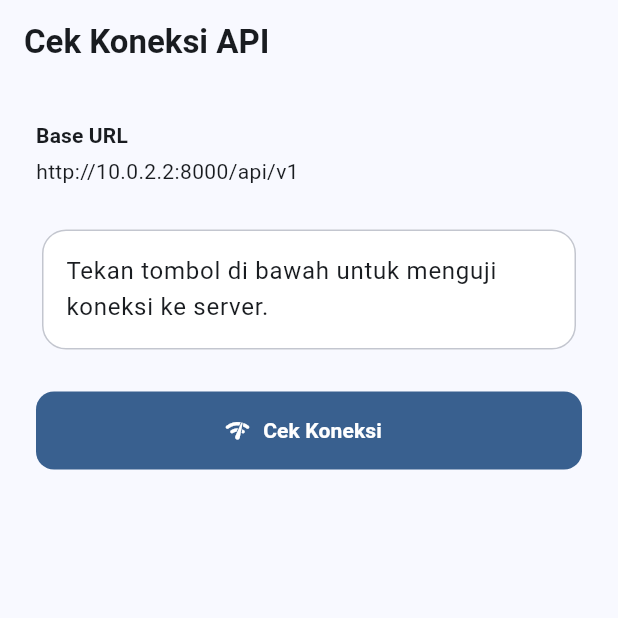
After one commit to daniizzulhaq/servigo, a Flutter app: the ApiCheckScreen screen opened by its route, on a phone screen of 412 x 824 dp, the top half of it. The commit adds this screen. Run offline on Flutter 3.47's test engine with Material 3 defaults, Android fonts, the light colour scheme and no system bars; our stand-ins replace dio, flutter_riverpod, go_router.

Commit message:
feat: add dio api client, error mapping, auth interceptor, and api check screen

```diff
--- /dev/null
+++ b/lib/core/network/api_exception.dart
@@ -0,0 +1,222 @@
+import 'dart:io';
+
+import 'package:dio/dio.dart';
+
+/// Jenis error yang dikenali UI.
+/// UI cukup memeriksa jenis ini tanpa perlu tahu apa-apa soal Dio.
+enum ApiErrorType {
+  noConnection,
+  timeout,
+  cancelled,
+  unauthorized,
+  forbidden,
+  notFound,
+  validation,
+  tooManyRequests,
+  server,
+  unknown,
+}
+
+/// Error yang sudah "diterjemahkan" dari DioException.
+class ApiException implements Exception {
+  const ApiException({
+    required this.type,
+    required this.message,
+    this.statusCode,
+    this.fieldErrors = const {},
+  });
+
+  final ApiErrorType type;
+
+  /// Pesan yang aman ditampilkan ke user.
+  final String message;
+
+  final int? statusCode;
+
+  /// Error per field untuk status 422 (validasi Laravel).
+  ///
+  /// Contoh:
+  /// {
+  ///   'email': ['Email wajib diisi.']
+  /// }
+  final Map<String, List<String>> fieldErrors;
+
+  /// Mengubah DioException menjadi ApiException
+  /// yang lebih mudah digunakan oleh UI.
+  factory ApiException.fromDioException(DioException e) {
+    switch (e.type) {
+      case DioExceptionType.connectionTimeout:
+      case DioExceptionType.sendTimeout:
+      case DioExceptionType.receiveTimeout:
+      case DioExceptionType.transformTimeout:
+        return const ApiException(
+          type: ApiErrorType.timeout,
+          message: 'Server terlalu lama merespons. Coba lagi.',
+        );
+
+      case DioExceptionType.connectionError:
+        return const ApiException(
+          type: ApiErrorType.noConnection,
+          message: 'Tidak dapat terhubung ke server. '
+              'Periksa koneksi internet kamu.',
+        );
+
+      case DioExceptionType.cancel:
+        return const ApiException(
+          type: ApiErrorType.cancelled,
+          message: 'Permintaan dibatalkan.',
+        );
+
+      case DioExceptionType.badResponse:
+        return _fromResponse(e.response);
+
+      case DioExceptionType.badCertificate:
+      case DioExceptionType.unknown:
+        if (e.error is SocketException) {
+          return const ApiException(
+            type: ApiErrorType.noConnection,
+            message: 'Tidak dapat terhubung ke server. '
+                'Periksa koneksi internet kamu.',
+          );
+        }
+
+        return const ApiException(
+          type: ApiErrorType.unknown,
+          message: 'Terjadi kesalahan. Coba lagi.',
+        );
+    }
+  }
+
+  /// Mengubah response HTTP dari Laravel
+  /// menjadi ApiException berdasarkan status code.
+  static ApiException _fromResponse(
+    Response<dynamic>? response,
+  ) {
+    final status = response?.statusCode;
+    final data = response?.data;
+
+    // Format error Laravel:
+    //
+    // {
+    //   "message": "...",
+    //   "errors": {
+    //     "email": [
+    //       "Email wajib diisi."
+    //     ]
+    //   }
+    // }
+    final serverMessage = data is Map && data['message'] is String
+        ? data['message'] as String
+        : null;
+
+    // Validation Error
+    if (status == 422) {
+      return ApiException(
+        type: ApiErrorType.validation,
+        statusCode: status,
+        message: serverMessage ?? 'Data yang dikirim tidak valid.',
+        fieldErrors: _parseFieldErrors(data),
+      );
+    }
+
+    // Unauthorized
+    if (status == 401) {
+      return ApiException(
+        type: ApiErrorType.unauthorized,
+        statusCode: status,
+        message:
+            serverMessage ?? 'Sesi kamu berakhir. Silakan login kembali.',
+      );
+    }
+
+    // Forbidden
+    if (status == 403) {
+      return ApiException(
+        type: ApiErrorType.forbidden,
+        statusCode: status,
+        message:
+            serverMessage ?? 'Kamu tidak memiliki akses untuk tindakan ini.',
+      );
+    }
+
+    // Not Found
+    if (status == 404) {
+      // Pesan server sengaja diabaikan.
+      // 404 Laravel sering berisi detail teknis.
+      return ApiException(
+        type: ApiErrorType.notFound,
+        statusCode: status,
+        message: 'Data yang dicari tidak ditemukan.',
+      );
+    }
+
+    // Too Many Requests
+    if (status == 429) {
+      return ApiException(
+        type: ApiErrorType.tooManyRequests,
+        statusCode: status,
+        message:
+            'Terlalu banyak percobaan. Coba lagi beberapa saat lagi.',
+      );
+    }
+
+    // Server Error
+    if (status != null && status >= 500) {
+      // Pesan server JANGAN ditampilkan.
+      // Bisa berisi detail internal seperti SQL atau path server.
+      return ApiException(
+        type: ApiErrorType.server,
+        statusCode: status,
+        message:
+            'Terjadi masalah di server. Coba lagi beberapa saat lagi.',
+      );
+    }
+
+    // Error lainnya
+    return ApiException(
+      type: ApiErrorType.unknown,
+      statusCode: status,
+      message: serverMessage ?? 'Terjadi kesalahan. Coba lagi.',
+    );
+  }
+
+  /// Mengambil error validasi per field dari response Laravel.
+  ///
+  /// Contoh response:
+  ///
+  /// {
+  ///   "message": "The email field is required.",
+  ///   "errors": {
+  ///     "email": [
+  ///       "Email wajib diisi."
+  ///     ],
+  ///     "password": [
+  ///       "Password wajib diisi."
+  ///     ]
+  ///   }
+  /// }
+  static Map<String, List<String>> _parseFieldErrors(
+    Object? data,
+  ) {
+    if (data is! Map || data['errors'] is! Map) {
+      return const {};
+    }
+
+    final result = <String, List<String>>{};
+
+    (data['errors'] as Map).forEach((key, value) {
+      if (value is List) {
+        result[key.toString()] = value
+            .map((error) => error.toString())
+            .toList();
+      }
+    });
+
+    return result;
+  }
+
+  @override
+  String toString() {
+    return 'ApiException($type, status: $statusCode): $message';
+  }
+}
--- a/lib/core/router/app_routes.dart
+++ b/lib/core/router/app_routes.dart
@@ -1,11 +1,7 @@
 /// Daftar path dan nama rute aplikasi.
 ///
-/// Dua jenis konstanta dipisah:
 /// - `xxxPath` : alamat rute (dipakai di definisi GoRouter)
 /// - `xxx`     : nama rute (dipakai saat navigasi: context.pushNamed(...))
-///
-/// Dengan begini tidak ada string rute yang ditulis manual di widget,
-/// sehingga salah ketik bisa ketahuan oleh compiler.
 class AppRoutes {
   AppRoutes._();
 
@@ -13,9 +9,11 @@ class AppRoutes {
   static const String welcomePath = '/';
   static const String themePreviewPath = '/theme-preview';
   static const String serviceDetailPath = '/services/:id';
+  static const String apiCheckPath = '/api-check';
 
   // Name
   static const String welcome = 'welcome';
   static const String themePreview = 'theme-preview';
   static const String serviceDetail = 'service-detail';
+  static const String apiCheck = 'api-check';
 }
--- /dev/null
+++ b/lib/features/api_check/models/api_check_result.dart
@@ -0,0 +1,7 @@
+/// Hasil pengecekan koneksi ke API.
+class ApiCheckResult {
+  const ApiCheckResult({required this.statusCode, required this.summary});
+
+  final int statusCode;
+  final String summary;
+}
--- /dev/null
+++ b/lib/features/api_check/presentation/api_check_screen.dart
@@ -0,0 +1,129 @@
+import 'package:flutter/material.dart';
+import 'package:flutter_riverpod/flutter_riverpod.dart';
+import 'package:servigo/core/constants/api_constants.dart';
+import 'package:servigo/core/network/api_exception.dart';
+import 'package:servigo/core/theme/app_colors.dart';
+import 'package:servigo/core/theme/app_spacing.dart';
+import 'package:servigo/features/api_check/models/api_check_result.dart';
+import 'package:servigo/features/api_check/providers/api_check_provider.dart';
+
+/// Layar sementara untuk menguji koneksi ke API dan melihat
+/// state loading / sukses / error.
+class ApiCheckScreen extends ConsumerWidget {
+  const ApiCheckScreen({super.key});
+
+  @override
+  Widget build(BuildContext context, WidgetRef ref) {
+    final textTheme = Theme.of(context).textTheme;
+    final state = ref.watch(apiCheckProvider);
+
+    return Scaffold(
+      appBar: AppBar(title: const Text('Cek Koneksi API')),
+      body: Padding(
+        padding: const EdgeInsets.all(AppSpacing.lg),
+        child: Column(
+          crossAxisAlignment: CrossAxisAlignment.start,
+          children: [
+            Text('Base URL', style: textTheme.labelLarge),
+            const SizedBox(height: AppSpacing.xs),
+            SelectableText(ApiConstants.baseUrl, style: textTheme.bodyMedium),
+            const SizedBox(height: AppSpacing.lg),
+            _ResultCard(state: state),
+            const SizedBox(height: AppSpacing.lg),
+            SizedBox(
+              width: double.infinity,
+              child: FilledButton.icon(
+                // Saat loading, tombol dinonaktifkan agar tidak dobel kirim.
+                onPressed: state.isLoading
+                    ? null
+                    : () => ref.read(apiCheckProvider.notifier).check(),
+                icon: const Icon(Icons.network_check_rounded),
+                label: const Text('Cek Koneksi'),
+              ),
+            ),
+          ],
+        ),
+      ),
+    );
+  }
+}
+
+class _ResultCard extends StatelessWidget {
+  const _ResultCard({required this.state});
+
+  final AsyncValue<ApiCheckResult?> state;
+
+  @override
+  Widget build(BuildContext context) {
+    final colorScheme = Theme.of(context).colorScheme;
+    final textTheme = Theme.of(context).textTheme;
+
+    return Card(
+      child: Padding(
+        padding: const EdgeInsets.all(AppSpacing.md),
+        child: state.when(
+          loading: () => Row(
+            children: [
+              const SizedBox(
+                width: 24,
+                height: 24,
+                child: CircularProgressIndicator(strokeWidth: 3),
+              ),
+              const SizedBox(width: AppSpacing.md),
+              Text('Menghubungi server...', style: textTheme.bodyLarge),
+            ],
+          ),
+          error: (error, _) => Row(
+            crossAxisAlignment: CrossAxisAlignment.start,
+            children: [
+              Icon(Icons.error_rounded, color: colorScheme.error),
+              const SizedBox(width: AppSpacing.md),
+              Expanded(
+                child: Column(
+                  crossAxisAlignment: CrossAxisAlignment.start,
+                  children: [
+                    Text('Gagal terhubung', style: textTheme.titleMedium),
+                    const SizedBox(height: AppSpacing.xs),
+                    Text(
+                      error is ApiException
+                          ? error.message
+                          : 'Terjadi kesalahan tak terduga.',
+                      style: textTheme.bodyMedium,
+                    ),
+                  ],
+                ),
+              ),
+            ],
+          ),
+          data: (result) {
+            if (result == null) {
+              return Text(
+                'Tekan tombol di bawah untuk menguji koneksi ke server.',
+                style: textTheme.bodyLarge,
+              );
+            }
+            return Row(
+              crossAxisAlignment: CrossAxisAlignment.start,
+              children: [
+                const Icon(Icons.check_circle_rounded, color: AppColors.success),
+                const SizedBox(width: AppSpacing.md),
+                Expanded(
+                  child: Column(
+                    crossAxisAlignment: CrossAxisAlignment.start,
+                    children: [
+                      Text('Terhubung', style: textTheme.titleMedium),
+                      const SizedBox(height: AppSpacing.xs),
+                      Text('Status: ${result.statusCode}'),
+                      const SizedBox(height: AppSpacing.xs),
+                      Text(result.summary, style: textTheme.bodyMedium),
+                    ],
+                  ),
+                ),
+              ],
+            );
+          },
+        ),
+      ),
+    );
+  }
+}
--- a/pubspec.yaml
+++ b/pubspec.yaml
@@ -36,6 +36,7 @@ dependencies:
   cupertino_icons: ^1.0.8
   go_router: ^18.0.2
   flutter_riverpod: ^3.4.3
+  dio: ^5.11.1
 
 dev_dependencies:
   flutter_test:
```
Also changed, not shown: lib/core/constants/api_constants.dart (added, +19 -0 lines), lib/core/network/api_call.dart (added, +19 -0 lines), lib/core/network/api_client.dart (added, +52 -0 lines), lib/core/network/auth_interceptor.dart (added, +24 -0 lines), lib/core/router/app_router.dart (+6 -5 lines), lib/features/api_check/data/api_check_remote_data_source.dart (added, +14 -0 lines), lib/features/api_check/providers/api_check_provider.dart (added, +40 -0 lines), lib/features/api_check/repositories/api_check_repository.dart (added, +34 -0 lines), lib/features/home/presentation/welcome_screen.dart (+10 -1 lines), pubspec.lock, 7 other files.
